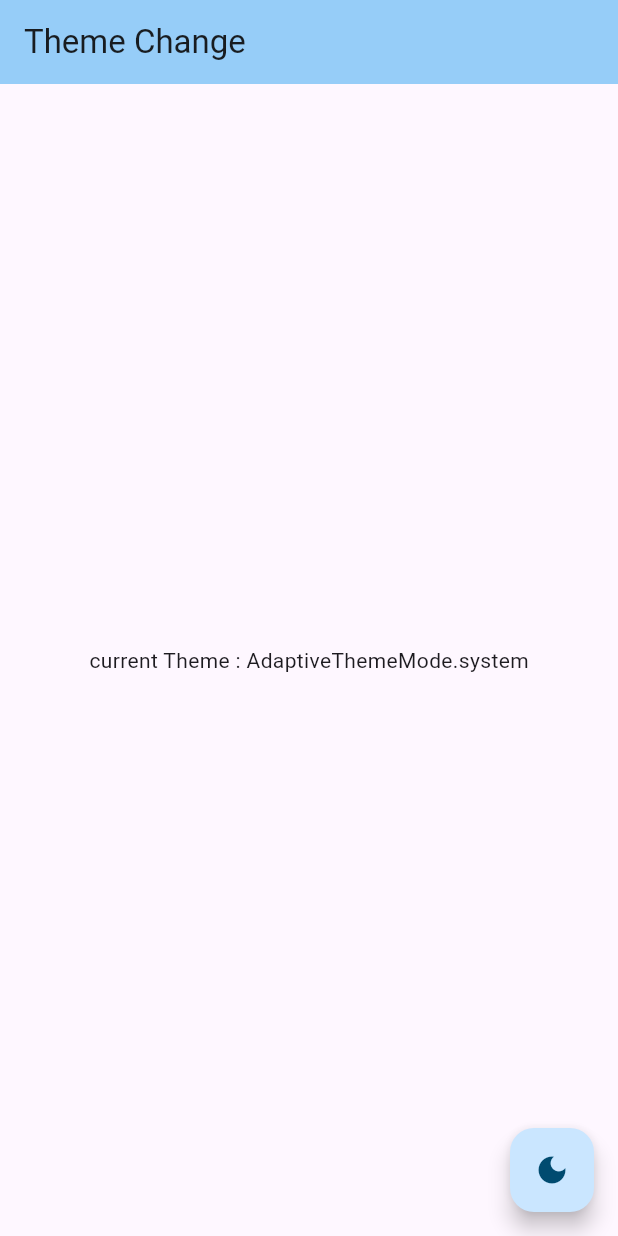
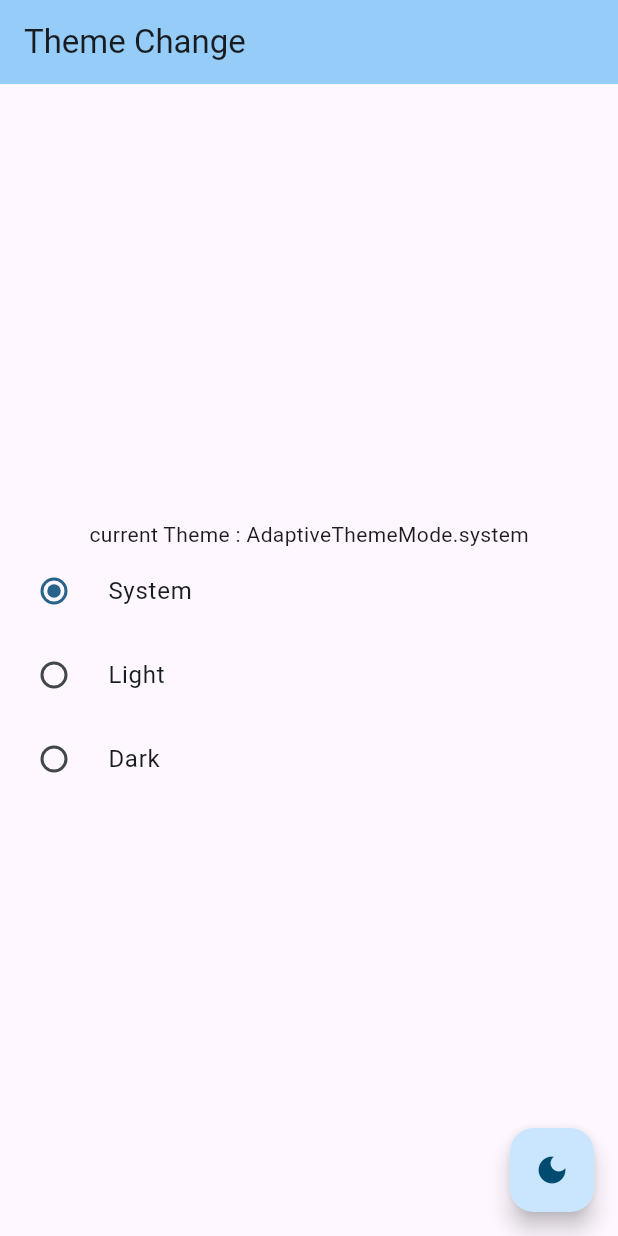
Before and after one commit to adityakumar-dev/flutter, a Flutter app: the screen it shows after launch, on a phone screen of 412 x 824 dp. Run offline on Flutter 3.47's test engine with Material 3 defaults, Android fonts, the phone set to English and light mode, and no system bars; our stand-ins replace adaptive_theme, fpdart.

Commit message:
change Theme sample project completedwith all working property

```diff
--- a/switch_theme/lib/main.dart
+++ b/switch_theme/lib/main.dart
@@ -37,6 +37,8 @@ class MyHomePage extends StatefulWidget {
 class _MyHomePageState extends State<MyHomePage> {
   @override
   Widget build(BuildContext context) {
+    final adaptiveTheme = AdaptiveTheme.of(context);
+
     return Scaffold(
       appBar: AppBar(
         backgroundColor: Theme.of(context).colorScheme.inversePrimary,
@@ -46,10 +48,24 @@ class _MyHomePageState extends State<MyHomePage> {
         child: Column(
           mainAxisAlignment: MainAxisAlignment.center,
           children: <Widget>[
-             Text(
+            Text(
               'current Theme : ${AdaptiveTheme.of(context).mode}',
             ),
-
+            RadioListTile(
+                title: const Text('System'),
+                value: AdaptiveThemeMode.system,
+                groupValue: AdaptiveTheme.of(context).mode,
+                onChanged: (value) => adaptiveTheme.setSystem()),
+            RadioListTile(
+                title: const Text('Light'),
+                value: AdaptiveThemeMode.light,
+                groupValue: AdaptiveTheme.of(context).mode,
+                onChanged: (value) => adaptiveTheme.setLight()),
+            RadioListTile(
+                title: const Text('Dark'),
+                value: AdaptiveThemeMode.dark,
+                groupValue: AdaptiveTheme.of(context).mode,
+                onChanged: (value) => adaptiveTheme.setDark()),
           ],
         ),
       ),
```
